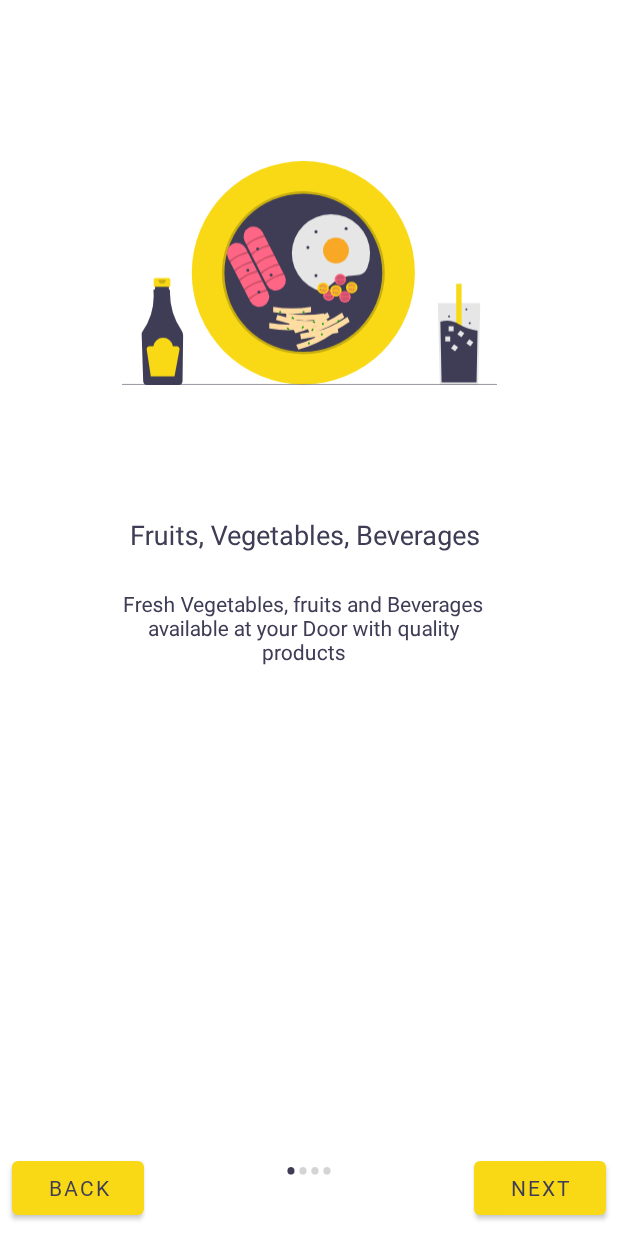
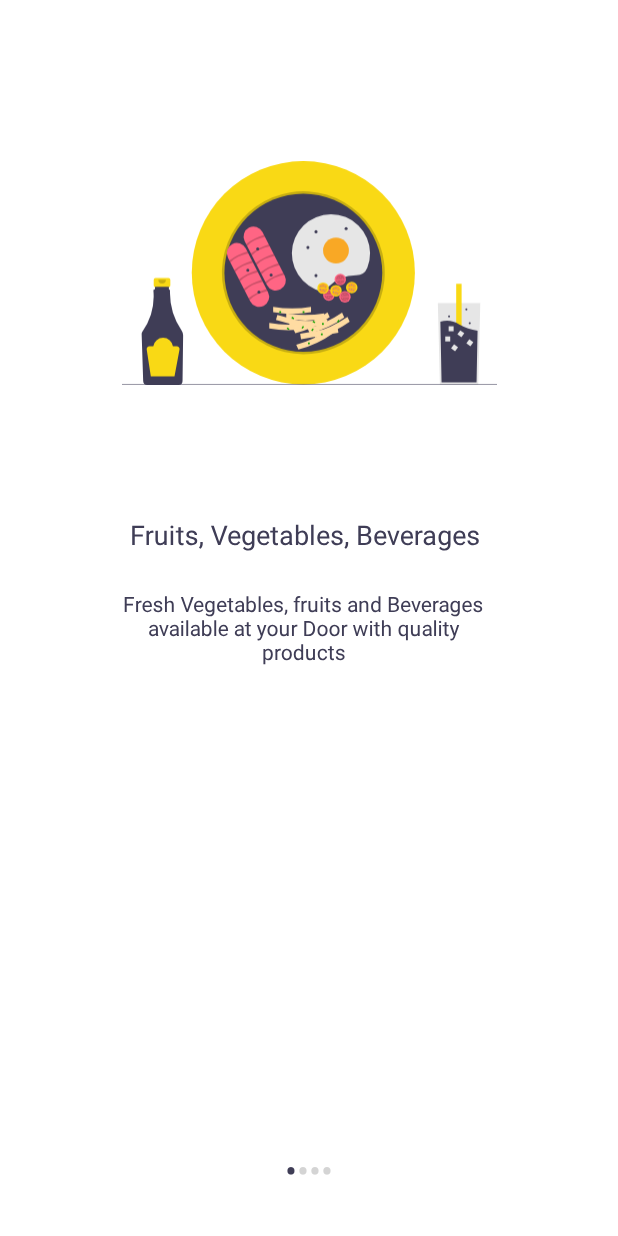
Before and after one commit to pratikKataria/pickle, an Android app: the screen it shows after launch (OnBoardingActivity), on a phone screen of 412 x 824 dp. Run offline under Robolectric (Android 15) with nearby library versions, the phone set to English and light mode, and no system bars.

Commit message:
On Boarding Activity - variables renamed

```diff
--- a/app/src/main/java/com/example/pickle/activity/Splash/OnBoardingActivity.kt
+++ b/app/src/main/java/com/example/pickle/activity/Splash/OnBoardingActivity.kt
@@ -1,11 +1,11 @@
 package com.example.pickle.activity.Splash
 
 import android.animation.ObjectAnimator
-import android.content.Intent
 import android.os.Bundle
 import android.text.Html
 import android.view.View.GONE
 import android.view.View.VISIBLE
+import android.widget.LinearLayout
 import android.widget.TextView
 import androidx.appcompat.app.AppCompatActivity
 import androidx.viewpager.widget.ViewPager
@@ -20,12 +20,14 @@ class OnBoardingActivity : AppCompatActivity() {
 
     private lateinit var getStartedBtn : MaterialButton
     private lateinit var viewPager: ViewPager
+    private lateinit var dotLayout : LinearLayout
     private var dotes = arrayOfNulls<TextView>(4)
     private var currentPage = 0
 
     private fun init_fields() {
         getStartedBtn = findViewById(R.id.ob_activity_mb_get_started)
         viewPager = findViewById(R.id.ob_activity_vp_page)
+        dotLayout = findViewById(R.id.ob_activity_ll)
     }
 
     override fun onCreate(savedInstanceState: Bundle?) {
@@ -62,7 +64,7 @@ class OnBoardingActivity : AppCompatActivity() {
                 dotIndicator(position)
 
                 if (position == 0) {
-
+                    getStartedBtn.visibility = GONE
                 } else if (position == dotes.size - 1) {
 
 
@@ -78,7 +80,7 @@ class OnBoardingActivity : AppCompatActivity() {
 
 
                 } else {
-
+                    getStartedBtn.visibility = GONE
                 }
             }
 
@@ -87,14 +89,14 @@ class OnBoardingActivity : AppCompatActivity() {
         }
 
     fun dotIndicator(position: Int) {
-        ob_activity_ll.removeAllViews()
+        dotLayout.removeAllViews()
         for (x in dotes.indices) {
             dotes[x] = TextView(this)
             dotes[x]!!.text = Html.fromHtml("&#8226;")
             dotes[x]!!.textSize = 24F
             dotes[x]!!.setTextColor(resources.getColor(R.color.colorBlackTransparent))
 
-            ob_activity_ll.addView(dotes[x])
+            dotLayout.addView(dotes[x])
         }
 
         if (dotes.size > 0) {
--- a/app/src/main/res/layout/activity_on_boarding.xml
+++ b/app/src/main/res/layout/activity_on_boarding.xml
@@ -28,28 +28,6 @@
         app:layout_constraintStart_toStartOf="parent" />
 
     <com.google.android.material.button.MaterialButton
-        android:id="@+id/ob_activity_mb_next"
-        android:layout_width="wrap_content"
-        android:layout_height="wrap_content"
-        android:layout_marginEnd="8dp"
-        android:layout_marginBottom="8dp"
-        android:text="next"
-        android:textColor="@color/darkBlue"
-        app:layout_constraintBottom_toBottomOf="parent"
-        app:layout_constraintEnd_toEndOf="parent" />
-
-    <com.google.android.material.button.MaterialButton
-        android:id="@+id/ob_activity_mb_back"
-        android:layout_width="wrap_content"
-        android:layout_height="wrap_content"
-        android:layout_marginStart="8dp"
-        android:layout_marginBottom="8dp"
-        android:text="back"
-        android:textColor="@color/darkBlue"
-        app:layout_constraintBottom_toBottomOf="parent"
-        app:layout_constraintStart_toStartOf="parent" />
-
-    <com.google.android.material.button.MaterialButton
         android:id="@+id/ob_activity_mb_get_started"
         android:layout_width="wrap_content"
         android:layout_height="wrap_content"
@@ -64,5 +42,4 @@
         app:layout_constraintEnd_toEndOf="parent"
         app:layout_constraintStart_toStartOf="parent" />
 
-
 </androidx.constraintlayout.widget.ConstraintLayout>
```
